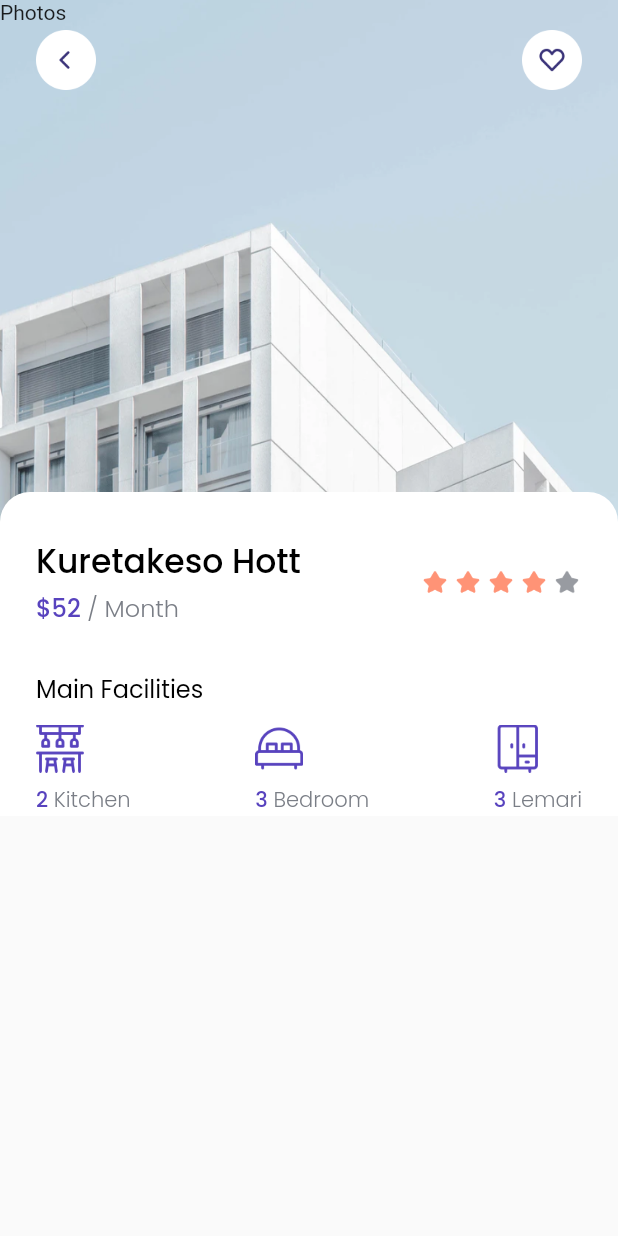
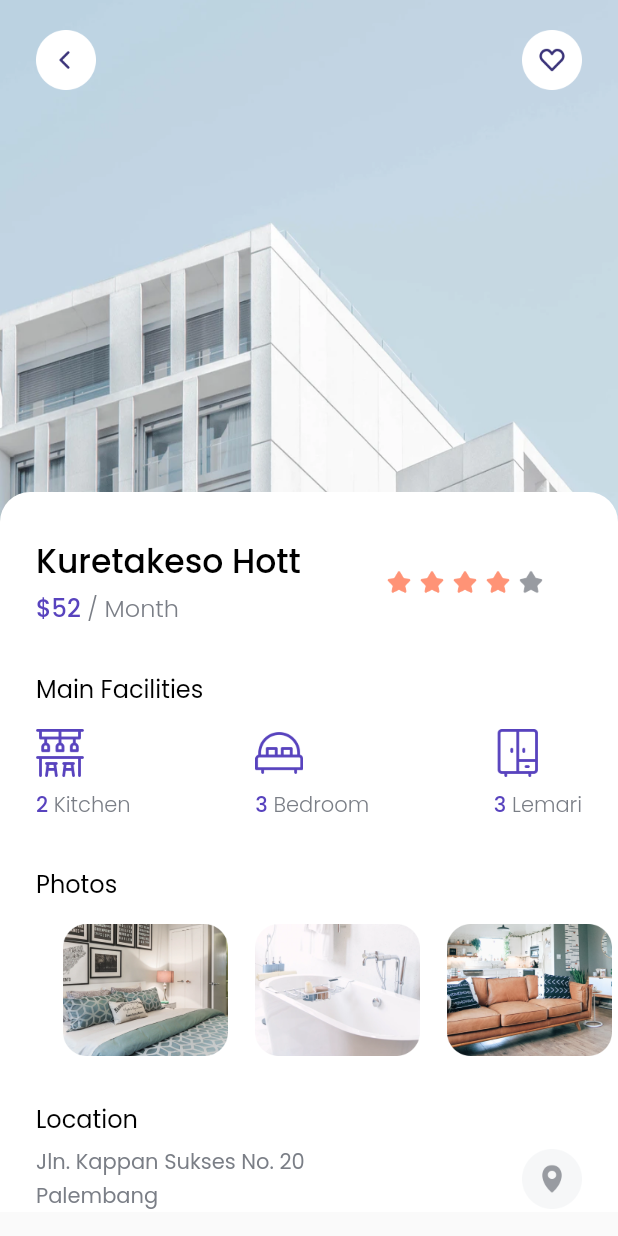
Before and after one commit to aprxty3/papa_kost, a Flutter app: the DetailPage screen opened directly, on a phone screen of 412 x 824 dp. Run offline on Flutter 3.47's test engine with Material 2 defaults, Android fonts, the light colour scheme and no system bars; our stand-ins replace google_fonts.

Commit message:
add Photos and Locations detail

```diff
--- a/lib/pages/detail_page.dart
+++ b/lib/pages/detail_page.dart
@@ -52,15 +52,15 @@ class DetailPage extends StatelessWidget {
           ),
           Container(
             width: MediaQuery.of(context).size.width,
-            // height: 200,
-            // color: Colors.green,
             decoration: BoxDecoration(
               borderRadius: BorderRadius.vertical(
                 top: Radius.circular(20),
               ),
               color: Colors.white,
             ),
-            child: Padding(
+            child: Column(
+              children: [
+                Padding(
                   padding: const EdgeInsets.only(
                     top: 30,
                     left: 24,
@@ -129,14 +129,22 @@ class DetailPage extends StatelessWidget {
                                 'assets/icon_star_grey.png',
                                 width: 20,
                               ),
+                              SizedBox(
+                                width: 24,
+                              ),
                             ],
                           ),
                         ],
                       ),
+                    ],
+                  ),
+                ),
                 SizedBox(
                   height: 30,
                 ),
-                  Column(
+                Padding(
+                  padding: const EdgeInsets.symmetric(horizontal: 24),
+                  child: Column(
                     crossAxisAlignment: CrossAxisAlignment.start,
                     children: [
                       Text(
@@ -144,7 +152,7 @@ class DetailPage extends StatelessWidget {
                         style: Facilities,
                       ),
                       SizedBox(
-                        height: 12,
+                        height: 15,
                       ),
                       Row(
                         mainAxisAlignment: MainAxisAlignment.spaceBetween,
@@ -225,17 +233,106 @@ class DetailPage extends StatelessWidget {
                       ),
                     ],
                   ),
+                ),
+                SizedBox(
+                  height: 30,
+                ),
+                Padding(
+                  padding: const EdgeInsets.only(left: 24),
+                  child: Column(
+                    crossAxisAlignment: CrossAxisAlignment.start,
+                    children: [
+                      Text(
+                        'Photos',
+                        style: Facilities,
+                      ),
+                      SizedBox(
+                        height: 15,
+                      ),
+                      SingleChildScrollView(
+                        scrollDirection: Axis.horizontal,
+                        child: Row(
+                          children: [
+                            SizedBox(
+                              width: 18,
+                            ),
+                            Image.asset(
+                              'assets/photo1.png',
+                              width: 110,
+                              height: 88,
+                            ),
+                            SizedBox(
+                              width: 18,
+                            ),
+                            Image.asset(
+                              'assets/photo2.png',
+                              width: 110,
+                              height: 88,
+                            ),
+                            SizedBox(
+                              width: 18,
+                            ),
+                            Image.asset(
+                              'assets/photo3.png',
+                              width: 110,
+                              height: 88,
+                            ),
+                            SizedBox(
+                              width: 18,
+                            ),
                           ],
                         ),
                       ),
+                    ],
+                  ),
+                ),
+                SizedBox(
+                  height: 30,
+                ),
+                Padding(
+                  padding: const EdgeInsets.symmetric(horizontal: 24),
+                  child: Column(
+                    crossAxisAlignment: CrossAxisAlignment.start,
+                    children: [
+                      Text(
+                        'Location',
+                        style: Facilities,
+                      ),
+                      SizedBox(
+                        height: 6,
+                      ),
+                      Row(
+                        mainAxisAlignment: MainAxisAlignment.spaceBetween,
+                        children: [
+                          Column(
+                            crossAxisAlignment: CrossAxisAlignment.start,
+                            children: [
+                              Text(
+                                'Jln. Kappan Sukses No. 20',
+                                style: Locations,
+                              ),
+                              SizedBox(
+                                height: 2,
+                              ),
+                              Text(
+                                'Palembang',
+                                style: Locations,
                               ),
                             ],
-      );
-    }
-
-    Widget photo() {
-      return Column(
-        children: [Text('Photos')],
+                          ),
+                          Image.asset(
+                            'assets/btn_map.png',
+                            width: 40,
+                          )
+                        ],
+                      ),
+                    ],
+                  ),
+                )
+              ],
+            ),
+          ),
+        ],
       );
     }
 
@@ -246,7 +343,6 @@ class DetailPage extends StatelessWidget {
           children: [
             header(),
             content(),
-            photo(),
           ],
         ),
       ),
```
Lines whose indentation alone changed are shown as unchanged.
